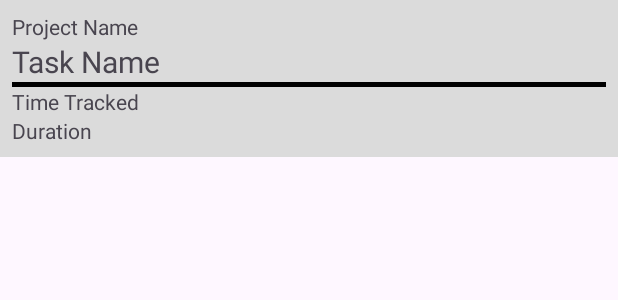
After one commit to ST10055763/FocusClock, an Android app: the layout home_item_layout.xml on its own in the app's theme, with its tools: preview values and no code run, on a phone screen of 412 x 824 dp. The commit adds this screen. Shown: the top 300 px of the screen. Run offline under Robolectric (Android 15) with nearby library versions, the phone set to English and light mode, and no system bars.

Commit message:
added all files and resources for populating home recycleview

```diff
--- a/app/src/main/res/layout/activity_home_page.xml
+++ b/app/src/main/res/layout/activity_home_page.xml
@@ -194,8 +194,10 @@
         android:layout_width="351dp"
         android:layout_height="272dp"
         android:scrollbars="vertical"
-        tools:layout_editor_absoluteX="33dp"
-        tools:layout_editor_absoluteY="247dp" />
+        app:layout_constraintEnd_toEndOf="parent"
+        app:layout_constraintHorizontal_bias="0.6"
+        app:layout_constraintStart_toStartOf="parent"
+        app:layout_constraintTop_toBottomOf="@+id/ivVPNonCatBack" />
 
     <com.google.android.material.floatingactionbutton.FloatingActionButton
         android:id="@+id/floatABHomeAdd"
--- /dev/null
+++ b/app/src/main/res/layout/home_item_layout.xml
@@ -0,0 +1,45 @@
+<?xml version="1.0" encoding="utf-8"?>
+<LinearLayout xmlns:android="http://schemas.android.com/apk/res/android"
+    xmlns:app="http://schemas.android.com/apk/res-auto"
+    xmlns:tools="http://schemas.android.com/tools"
+    android:layout_width="match_parent"
+    android:layout_height="wrap_content"
+    android:background="@color/backgroundGrey"
+    android:backgroundTint="@color/backgroundGrey"
+    android:orientation="vertical"
+    android:padding="8dp">
+
+    <TextView
+        android:id="@+id/tvHIProjName"
+        android:layout_width="match_parent"
+        android:layout_height="wrap_content"
+        android:text="Project Name"
+        android:textSize="14sp" />
+
+    <TextView
+        android:id="@+id/tvHITaskName"
+        android:layout_width="match_parent"
+        android:layout_height="wrap_content"
+        android:text="Task Name"
+        android:textSize="20sp" />
+
+    <ImageView
+        android:id="@+id/ivHISeparator"
+        android:layout_width="match_parent"
+        android:layout_height="3dp"
+        tools:srcCompat="@color/black" />
+
+    <TextView
+        android:id="@+id/tvHITimeTracked"
+        android:layout_width="match_parent"
+        android:layout_height="wrap_content"
+        android:text="Time Tracked"
+        android:textSize="14sp" />
+
+    <TextView
+        android:id="@+id/tvHIDuration"
+        android:layout_width="match_parent"
+        android:layout_height="wrap_content"
+        android:text="Duration"
+        android:textSize="14sp" />
+</LinearLayout>
--- a/app/src/main/res/layout/project_item_layout.xml
+++ b/app/src/main/res/layout/project_item_layout.xml
@@ -4,8 +4,8 @@
     xmlns:tools="http://schemas.android.com/tools"
     android:layout_width="match_parent"
     android:layout_height="wrap_content"
-    android:background="@color/fcOrange"
-    android:backgroundTint="@color/fcOrange"
+    android:background="@color/backgroundGrey"
+    android:backgroundTint="@color/backgroundGrey"
     android:orientation="vertical"
     android:padding="8dp">
 
```
Also changed, not shown: app/src/main/java/com/example/focusclock/HomePageActivity.kt (+97 -22 lines), app/src/main/java/com/example/focusclock/HomePageAdapter.kt (added, +20 -0 lines), app/src/main/java/com/example/focusclock/HomePageViewHolder.kt (added, +22 -0 lines), app/src/main/java/com/example/focusclock/TimeEntryHomeDisplay.kt (added, +15 -0 lines).
